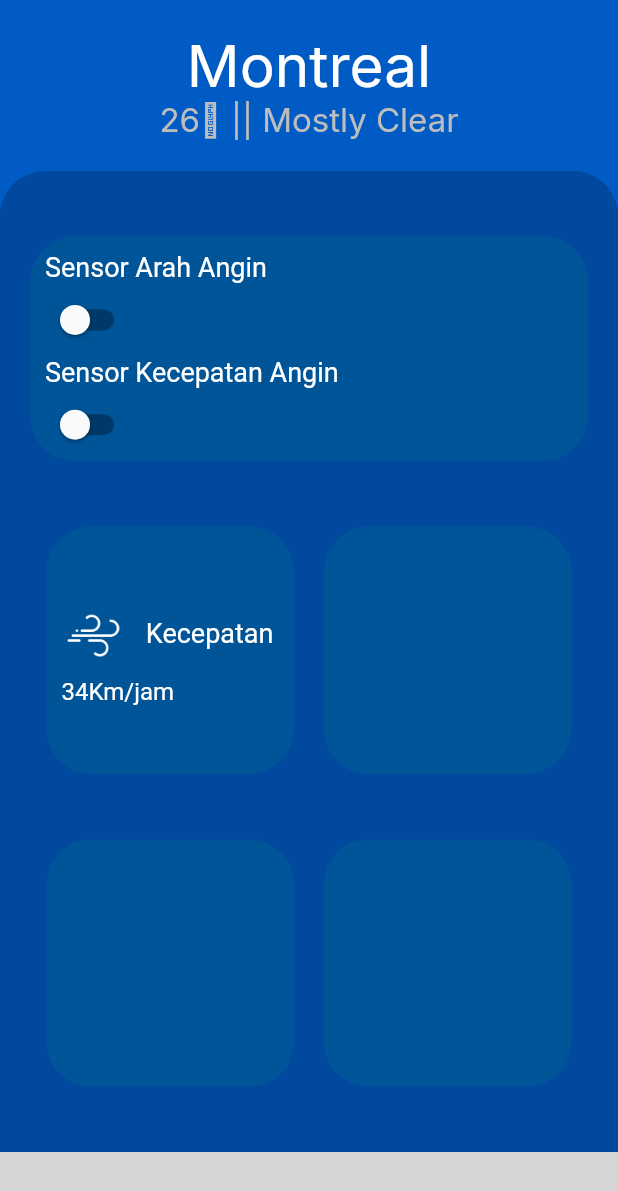
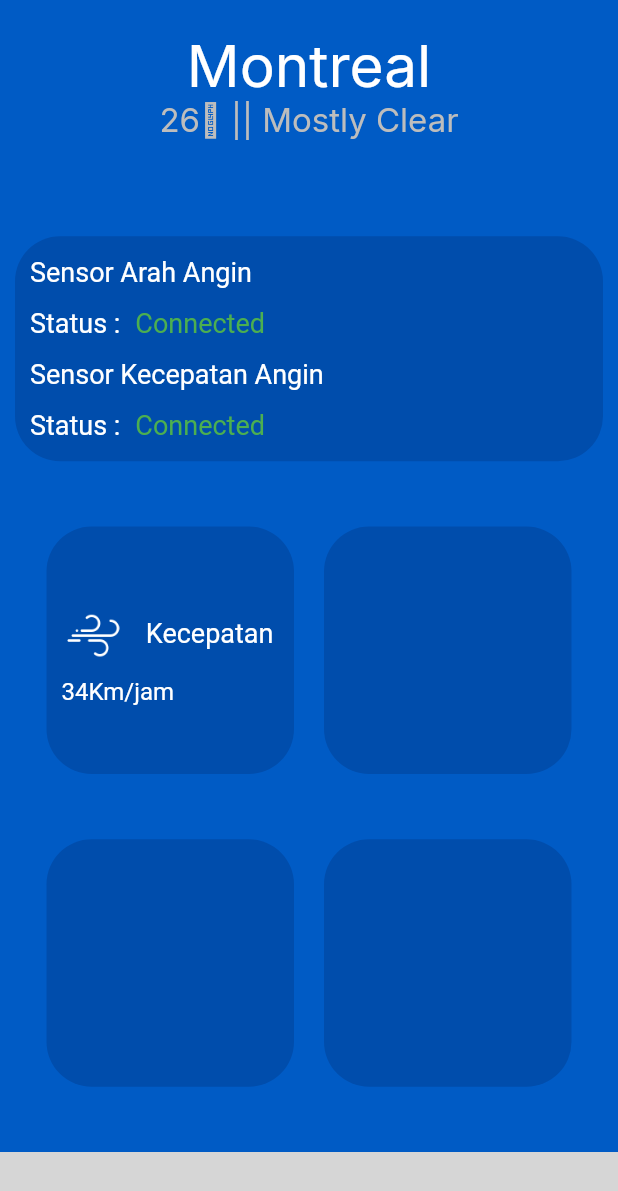
Before and after one commit to JustRizky02/weather, a Flutter app: the screen it shows after launch, swiped to page 2, on a phone screen of 412 x 824 dp. Shown: the top 1191 px of the screen. Run offline on Flutter 3.47's test engine with Material 2 defaults, Android fonts, the phone set to English and light mode, and no system bars; our stand-ins replace charts_flutter, google_fonts; missing offline and left inert: rolling_bottom_bar; statements that could not run were skipped; grey boxes are pictures that could not be loaded.

```diff
--- a/lib/pages/details.dart
+++ b/lib/pages/details.dart
@@ -9,15 +9,9 @@ class Details extends StatefulWidget {
 }
 
 class _DetailsState extends State<Details> {
-  bool isSwitched = false;
-  bool switch2 = false;
-  bool switch3 = false;
-  bool switch4 = false;
-
   @override
   Widget build(BuildContext context) {
-    return MaterialApp(
-      home: Scaffold(
+    return Scaffold(
       body: Container(
         width: double.infinity,
         decoration: BoxDecoration(
@@ -51,28 +45,19 @@ class _DetailsState extends State<Details> {
                 ),
               ),
               Expanded(
-                  child: Container(
-                    width: double.infinity,
-                    decoration: BoxDecoration(
-                        color: Color(0x66000000).withOpacity(0.2),
-                        borderRadius: BorderRadius.only(
-                            topLeft: Radius.circular(30),
-                            topRight: Radius.circular(30),
-                            bottomLeft: Radius.circular(0),
-                            bottomRight: Radius.circular(0))),
                 child: Column(
                   mainAxisAlignment: MainAxisAlignment.spaceEvenly,
                   children: [
                     Padding(
                       padding: const EdgeInsets.symmetric(
-                              vertical: 0.0, horizontal: 20.0),
+                          vertical: 0.0, horizontal: 10.0),
                       child: Container(
                         width: double.infinity,
                         height: 150.0,
                         decoration: BoxDecoration(
-                                color: Color(0x66008080).withOpacity(0.2),
+                            color: Color(0xff001449).withOpacity(0.2),
                             borderRadius: BorderRadius.circular(30)),
-                            child: Column(
+                        child: const Column(
                           mainAxisAlignment: MainAxisAlignment.spaceEvenly,
                           children: [
                             Row(
@@ -80,8 +65,7 @@ class _DetailsState extends State<Details> {
                               children: [
                                 Padding(
                                   padding: EdgeInsets.only(
-                                          left: 10,
-                                          top: 10), // Adjust as needed
+                                      left: 10), // Adjust as needed
                                   child: Text(
                                     'Sensor Arah Angin',
                                     style: TextStyle(
@@ -96,18 +80,25 @@ class _DetailsState extends State<Details> {
                               mainAxisAlignment: MainAxisAlignment.start,
                               children: [
                                 Padding(
-                                      padding: EdgeInsets.only(left: 10),
-                                      child: Switch(
-                                        value: isSwitched,
-                                        onChanged: (value) {
-                                          setState(() {
-                                            isSwitched = value;
-                                            print(isSwitched);
-                                          });
-                                        },
-                                        activeTrackColor:
-                                            Colors.lightGreenAccent,
-                                        activeColor: Colors.green,
+                                  padding: EdgeInsets.only(
+                                      left: 10), // Adjust as needed
+                                  child: Text(
+                                    'Status :',
+                                    style: TextStyle(
+                                      color: Colors.white,
+                                      fontSize: 18.0,
+                                    ),
+                                  ),
+                                ),
+                                Padding(
+                                  padding: EdgeInsets.only(
+                                      left: 10), // Adjust as needed
+                                  child: Text(
+                                    'Connected',
+                                    style: TextStyle(
+                                      color: Colors.green,
+                                      fontSize: 18.0,
+                                    ),
                                   ),
                                 ),
                               ],
@@ -132,18 +123,25 @@ class _DetailsState extends State<Details> {
                               mainAxisAlignment: MainAxisAlignment.start,
                               children: [
                                 Padding(
-                                      padding: EdgeInsets.only(left: 10),
-                                      child: Switch(
-                                        value: switch2,
-                                        onChanged: (value) {
-                                          setState(() {
-                                            switch2 = value;
-                                            print(switch2);
-                                          });
-                                        },
-                                        activeTrackColor:
-                                            Colors.lightGreenAccent,
-                                        activeColor: Colors.green,
+                                  padding: EdgeInsets.only(
+                                      left: 10), // Adjust as needed
+                                  child: Text(
+                                    'Status :',
+                                    style: TextStyle(
+                                      color: Colors.white,
+                                      fontSize: 18.0,
+                                    ),
+                                  ),
+                                ),
+                                Padding(
+                                  padding: EdgeInsets.only(
+                                      left: 10), // Adjust as needed
+                                  child: Text(
+                                    'Connected',
+                                    style: TextStyle(
+                                      color: Colors.green,
+                                      fontSize: 18.0,
+                                    ),
                                   ),
                                 ),
                               ],
@@ -159,7 +157,7 @@ class _DetailsState extends State<Details> {
                           width: 165.0, // Sesuaikan dengan kebutuhan Anda
                           height: 165.0, // Sesuaikan dengan kebutuhan Anda
                           decoration: BoxDecoration(
-                                color: Color(0x66008080).withOpacity(0.2),
+                            color: Color(0xff001449).withOpacity(0.2),
                             borderRadius: BorderRadius.circular(30),
                           ),
                           child: Column(
@@ -169,8 +167,7 @@ class _DetailsState extends State<Details> {
                               Row(
                                 mainAxisAlignment:
                                     MainAxisAlignment.spaceAround,
-                                    crossAxisAlignment:
-                                        CrossAxisAlignment.start,
+                                crossAxisAlignment: CrossAxisAlignment.start,
                                 children: [
                                   Padding(
                                     padding: const EdgeInsets.all(10.0),
@@ -180,21 +177,19 @@ class _DetailsState extends State<Details> {
                                       height: 35,
                                     ),
                                   ),
-                                      Padding(
-                                        padding: const EdgeInsets.only(
-                                            top: 15.0, right: 10.0),
+                                  const Padding(
+                                    padding:
+                                        EdgeInsets.only(top: 15.0, right: 10.0),
                                     child: Text(
                                       'Kecepatan',
                                       style: TextStyle(
-                                              fontSize: 18.0,
-                                              color: Colors.white),
+                                          fontSize: 18.0, color: Colors.white),
                                     ),
                                   ),
                                 ],
                               ),
-                                  Padding(
-                                    padding: const EdgeInsets.symmetric(
-                                        horizontal: 10.0),
+                              const Padding(
+                                padding: EdgeInsets.symmetric(horizontal: 10.0),
                                 child: Text(
                                   '34Km/jam',
                                   style: TextStyle(
@@ -204,12 +199,12 @@ class _DetailsState extends State<Details> {
                             ],
                           ),
                         ),
-                            SizedBox(width: 20),
+                        const SizedBox(width: 20),
                         Container(
                           width: 165.0,
                           height: 165.0,
                           decoration: BoxDecoration(
-                                color: Color(0x66008080).withOpacity(0.2),
+                            color: const Color(0xff001449).withOpacity(0.2),
                             borderRadius: BorderRadius.circular(30),
                           ),
                         ),
@@ -222,16 +217,16 @@ class _DetailsState extends State<Details> {
                           width: 165.0,
                           height: 165.0,
                           decoration: BoxDecoration(
-                                color: Color(0x66008080).withOpacity(0.2),
+                            color: Color(0xff001449).withOpacity(0.2),
                             borderRadius: BorderRadius.circular(30),
                           ),
                         ),
-                            SizedBox(width: 20),
+                        const SizedBox(width: 20),
                         Container(
                           width: 165.0,
                           height: 165.0,
                           decoration: BoxDecoration(
-                                color: Color(0x66008080).withOpacity(0.2),
+                            color: Color(0xff001449).withOpacity(0.2),
                             borderRadius: BorderRadius.circular(30),
                           ),
                         ),
@@ -240,9 +235,7 @@ class _DetailsState extends State<Details> {
                   ],
                 ),
               ),
-                ),
             ],
-            ),
           ),
         ),
       ),
```
Lines whose indentation alone changed are shown as unchanged.
